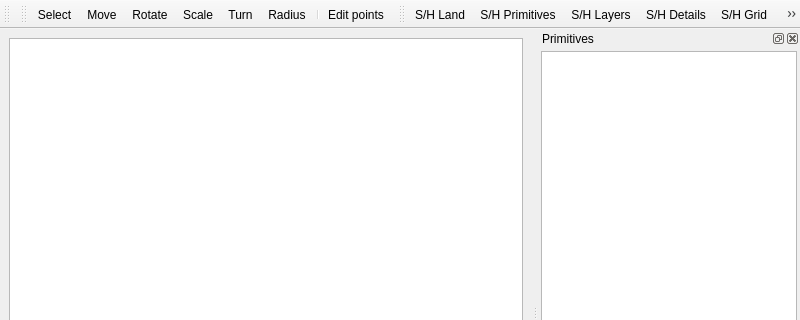
Before: the Qt Designer form code/nel/tools/3d/object_viewer_qt/src/plugins/world_editor/world_editor_window.ui in ryzom/ryzomcore, drawn with Qt 5; both pictures show x 0 to 800 and y 0 to 320 of the 800 by 600 pixel window.
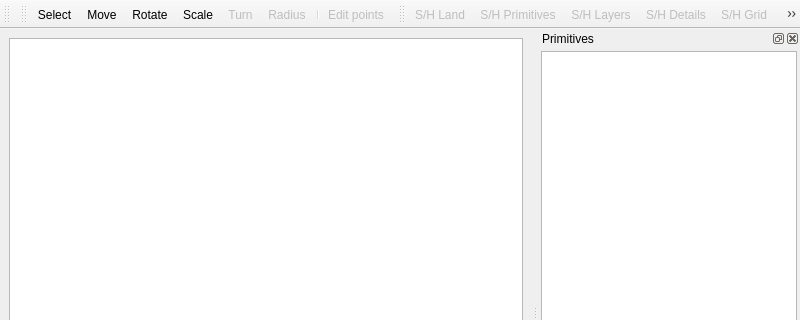
After: the same form once the commit is applied. Icons and pictures are not drawn. Custom widgets are drawn as their Qt base class.

```diff
--- a/code/nel/tools/3d/object_viewer_qt/src/plugins/world_editor/world_editor_window.ui
+++ b/code/nel/tools/3d/object_viewer_qt/src/plugins/world_editor/world_editor_window.ui
@@ -117,6 +117,8 @@
    <addaction name="visibleDetailsAction"/>
    <addaction name="visibleGridAction"/>
    <addaction name="visibleGridPointsAction"/>
+   <addaction name="separator"/>
+   <addaction name="settingsAction"/>
   </widget>
   <action name="loadPrimitiveAction">
    <property name="text">
@@ -143,13 +145,16 @@
      <normaloff>:/icons/ic_nel_landscape_settings.png</normaloff>:/icons/ic_nel_landscape_settings.png</iconset>
    </property>
    <property name="text">
-    <string>LandSettings</string>
+    <string>Settings</string>
    </property>
   </action>
   <action name="visibleLandAction">
    <property name="checkable">
     <bool>true</bool>
    </property>
+   <property name="enabled">
+    <bool>false</bool>
+   </property>
    <property name="text">
     <string>S/H Land</string>
    </property>
@@ -158,6 +163,9 @@
    <property name="checkable">
     <bool>true</bool>
    </property>
+   <property name="enabled">
+    <bool>false</bool>
+   </property>
    <property name="text">
     <string>S/H Primitives</string>
    </property>
@@ -166,6 +174,9 @@
    <property name="checkable">
     <bool>true</bool>
    </property>
+   <property name="enabled">
+    <bool>false</bool>
+   </property>
    <property name="text">
     <string>S/H Layers</string>
    </property>
@@ -174,6 +185,9 @@
    <property name="checkable">
     <bool>true</bool>
    </property>
+   <property name="enabled">
+    <bool>false</bool>
+   </property>
    <property name="text">
     <string>S/H Details</string>
    </property>
@@ -182,6 +196,9 @@
    <property name="checkable">
     <bool>true</bool>
    </property>
+   <property name="enabled">
+    <bool>false</bool>
+   </property>
    <property name="icon">
     <iconset resource="../landscape_editor/landscape_editor.qrc">
      <normaloff>:/icons/ic_grid.png</normaloff>:/icons/ic_grid.png</iconset>
@@ -194,6 +211,9 @@
    <property name="checkable">
     <bool>true</bool>
    </property>
+   <property name="enabled">
+    <bool>false</bool>
+   </property>
    <property name="text">
     <string>S/H Grid points</string>
    </property>
@@ -260,6 +280,9 @@
    <property name="checkable">
     <bool>true</bool>
    </property>
+   <property name="enabled">
+    <bool>false</bool>
+   </property>
    <property name="icon">
     <iconset resource="world_editor.qrc">
      <normaloff>:/icons/ic_nel_turn.png</normaloff>:/icons/ic_nel_turn.png</iconset>
@@ -272,6 +295,9 @@
    <property name="checkable">
     <bool>true</bool>
    </property>
+   <property name="enabled">
+    <bool>false</bool>
+   </property>
    <property name="text">
     <string>Radius</string>
    </property>
@@ -280,6 +306,9 @@
    <property name="checkable">
     <bool>true</bool>
    </property>
+   <property name="enabled">
+    <bool>false</bool>
+   </property>
    <property name="text">
     <string>Edit points</string>
    </property>
```
Left out of the diff: 28 changed lines with no effect on the pictures.
